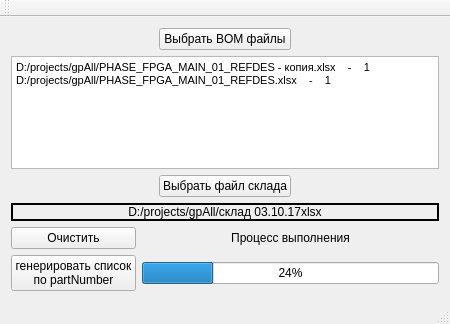
Old version of the form mainwindow.ui in the repository pivleonid/gpAll_v2.
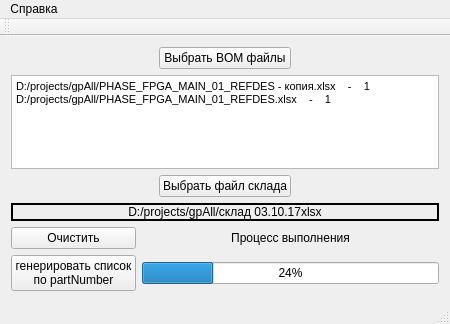
New version of the form.

```diff
--- a/mainwindow.ui
+++ b/mainwindow.ui
@@ -174,6 +174,14 @@
      <height>26</height>
     </rect>
    </property>
+   <widget class="QMenu" name="menu">
+    <property name="title">
+     <string>Справка</string>
+    </property>
+    <addaction name="actionv1_0"/>
+    <addaction name="action"/>
+   </widget>
+   <addaction name="menu"/>
   </widget>
   <widget class="QToolBar" name="mainToolBar">
    <attribute name="toolBarArea">
```
Left out of the diff: 15 changed lines with no effect on the pictures.
